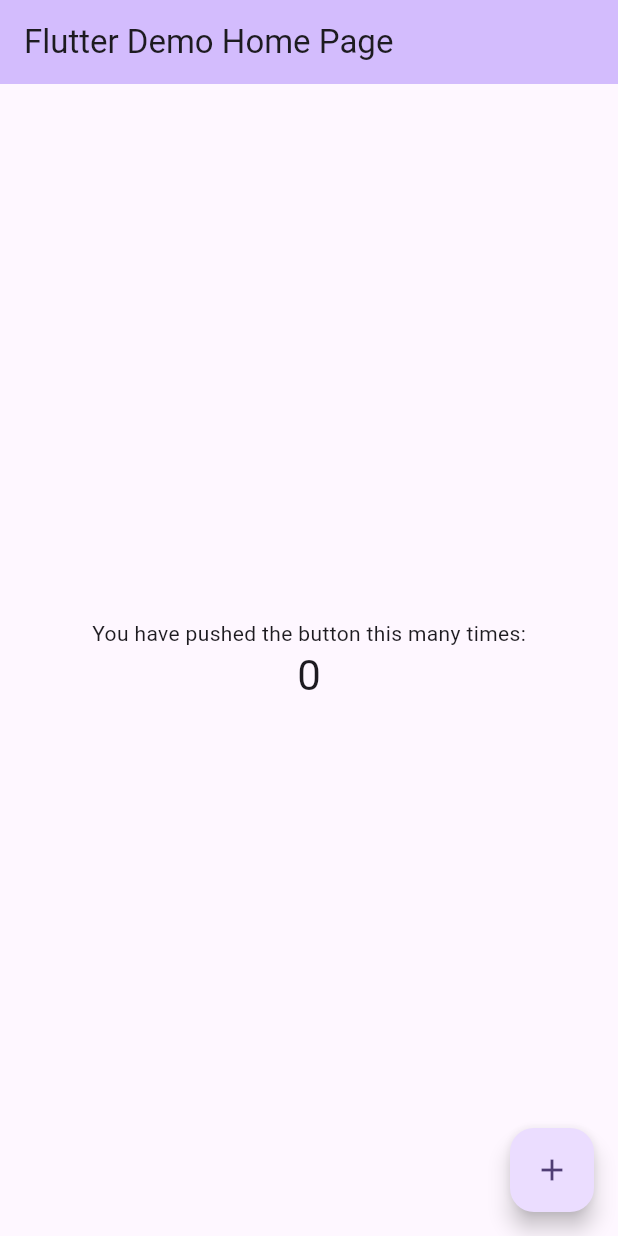
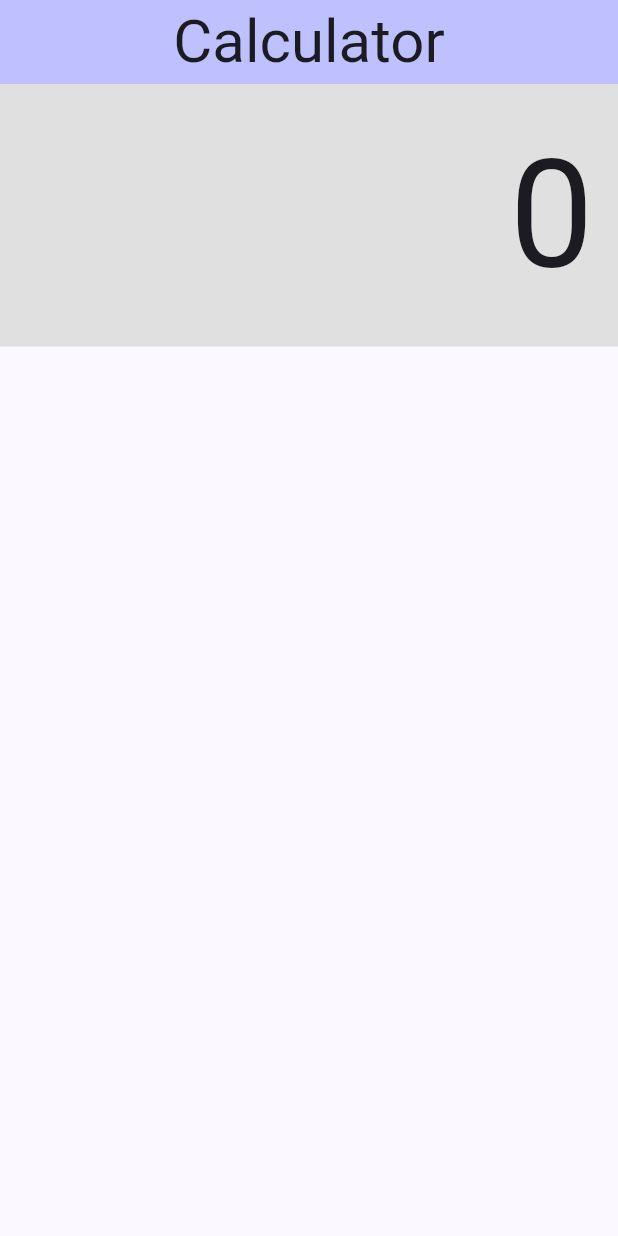
Before and after one commit to aeru1/FlutterCalculator, a Flutter app: the screen it shows after launch, on a phone screen of 412 x 824 dp. Run offline on Flutter 3.47's test engine with Material 3 defaults, Android fonts, the phone set to English and light mode, and no system bars; Roboto replaces fonts that are missing (FindingNemo, MickeyMouse).

```diff
--- a/flutter_calculator/lib/main.dart
+++ b/flutter_calculator/lib/main.dart
@@ -7,46 +7,23 @@ void main() {
 class MyApp extends StatelessWidget {
   const MyApp({super.key});
 
-  // This widget is the root of your application.
   @override
   Widget build(BuildContext context) {
     return MaterialApp(
-      title: 'Flutter Demo',
+      debugShowCheckedModeBanner: false,
+      title: 'Flutter Calculator',
       theme: ThemeData(
-        // This is the theme of your application.
-        //
-        // TRY THIS: Try running your application with "flutter run". You'll see
-        // the application has a purple toolbar. Then, without quitting the app,
-        // try changing the seedColor in the colorScheme below to Colors.green
-        // and then invoke "hot reload" (save your changes or press the "hot
-        // reload" button in a Flutter-supported IDE, or press "r" if you used
-        // the command line to start the app).
-        //
-        // Notice that the counter didn't reset back to zero; the application
-        // state is not lost during the reload. To reset the state, use hot
-        // restart instead.
-        //
-        // This works for code too, not just values: Most code changes can be
-        // tested with just a hot reload.
-        colorScheme: ColorScheme.fromSeed(seedColor: Colors.deepPurple),
+        colorScheme:
+            ColorScheme.fromSeed(seedColor: Color.fromARGB(255, 2, 0, 100)),
         useMaterial3: true,
       ),
-      home: const MyHomePage(title: 'Flutter Demo Home Page'),
+      home: const MyHomePage(title: 'Calculator'),
     );
   }
 }
 
 class MyHomePage extends StatefulWidget {
   const MyHomePage({super.key, required this.title});
-
-  // This widget is the home page of your application. It is stateful, meaning
-  // that it has a State object (defined below) that contains fields that affect
-  // how it looks.
-
-  // This class is the configuration for the state. It holds the values (in this
-  // case the title) provided by the parent (in this case the App widget) and
-  // used by the build method of the State. Fields in a Widget subclass are
-  // always marked "final".
 
   final String title;
 
@@ -55,71 +32,38 @@ class MyHomePage extends StatefulWidget {
 }
 
 class _MyHomePageState extends State<MyHomePage> {
-  int _counter = 0;
-
-  void _incrementCounter() {
-    setState(() {
-      // This call to setState tells the Flutter framework that something has
-      // changed in this State, which causes it to rerun the build method below
-      // so that the display can reflect the updated values. If we changed
-      // _counter without calling setState(), then the build method would not be
-      // called again, and so nothing would appear to happen.
-      _counter++;
-    });
-  }
-
   @override
   Widget build(BuildContext context) {
-    // This method is rerun every time setState is called, for instance as done
-    // by the _incrementCounter method above.
-    //
-    // The Flutter framework has been optimized to make rerunning build methods
-    // fast, so that you can just rebuild anything that needs updating rather
-    // than having to individually change instances of widgets.
     return Scaffold(
-      appBar: AppBar(
-        // TRY THIS: Try changing the color here to a specific color (to
-        // Colors.amber, perhaps?) and trigger a hot reload to see the AppBar
-        // change color while the other colors stay the same.
-        backgroundColor: Theme.of(context).colorScheme.inversePrimary,
-        // Here we take the value from the MyHomePage object that was created by
-        // the App.build method, and use it to set our appbar title.
-        title: Text(widget.title),
-      ),
-      body: Center(
-        // Center is a layout widget. It takes a single child and positions it
-        // in the middle of the parent.
-        child: Column(
-          // Column is also a layout widget. It takes a list of children and
-          // arranges them vertically. By default, it sizes itself to fit its
-          // children horizontally, and tries to be as tall as its parent.
-          //
-          // Column has various properties to control how it sizes itself and
-          // how it positions its children. Here we use mainAxisAlignment to
-          // center the children vertically; the main axis here is the vertical
-          // axis because Columns are vertical (the cross axis would be
-          // horizontal).
-          //
-          // TRY THIS: Invoke "debug painting" (choose the "Toggle Debug Paint"
-          // action in the IDE, or press "p" in the console), to see the
-          // wireframe for each widget.
-          mainAxisAlignment: MainAxisAlignment.center,
-          children: <Widget>[
-            const Text(
-              'You have pushed the button this many times:',
+        appBar: AppBar(
+          backgroundColor: Theme.of(context).colorScheme.inversePrimary,
+          title: Text(widget.title,
+              style: const TextStyle(
+                fontFamily: 'MickeyMouse',
+                fontSize: 40,
+              )),
+          centerTitle: true,
+        ),
+        body: Column(
+          children: [
+            //Display area for computations
+            Container(
+              width: double.infinity, // Expand to full width
+              padding: const EdgeInsets.all(16.0), // Add padding for better visibility
+              color: Colors.grey[300], // Add a background color for better visibility
+              child: const Text(
+                '0', // Initial value or computed result
+                textAlign: TextAlign.right, // Align text to the right
+                style: TextStyle(
+                  fontFamily: 'FindingNemo',
+                  fontSize: 100.0, // Adjust font size for better visibility
+                ),
+              ),
             ),
-            Text(
-              '$_counter',
-              style: Theme.of(context).textTheme.headlineMedium,
-            ),
+
+            //Numpad
+            Container(),
           ],
-        ),
-      ),
-      floatingActionButton: FloatingActionButton(
-        onPressed: _incrementCounter,
-        tooltip: 'Increment',
-        child: const Icon(Icons.add),
-      ), // This trailing comma makes auto-formatting nicer for build methods.
-    );
+        ));
   }
 }
```
Also changed, not shown: flutter_calculator/pubspec.yaml (+9 -1 lines), flutter_calculator/resources/fonts/FindingNemo.ttf (added), flutter_calculator/resources/fonts/MickeyMouse.otf (added).
